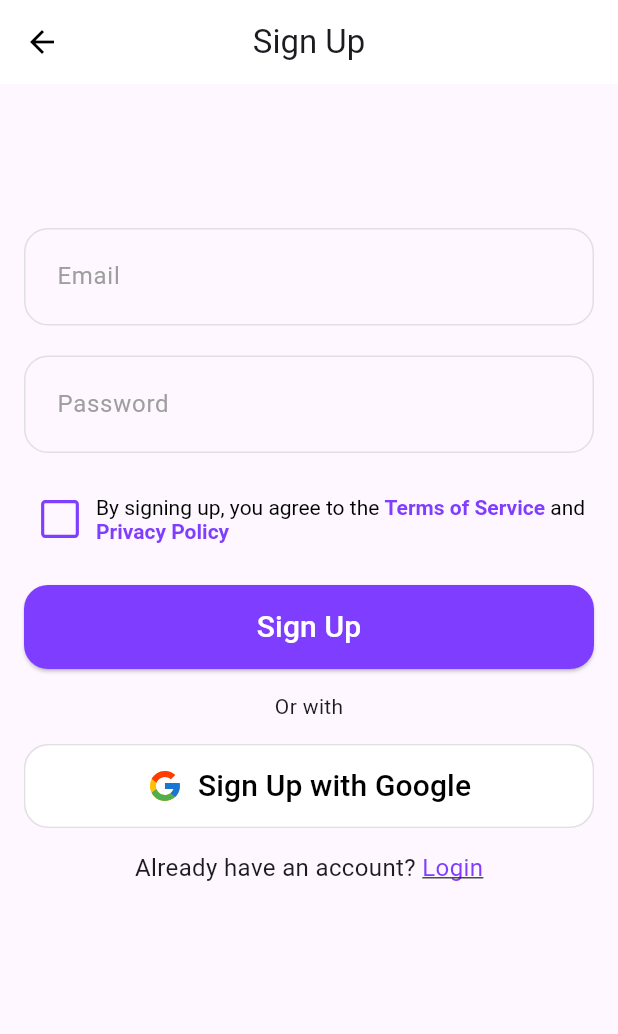
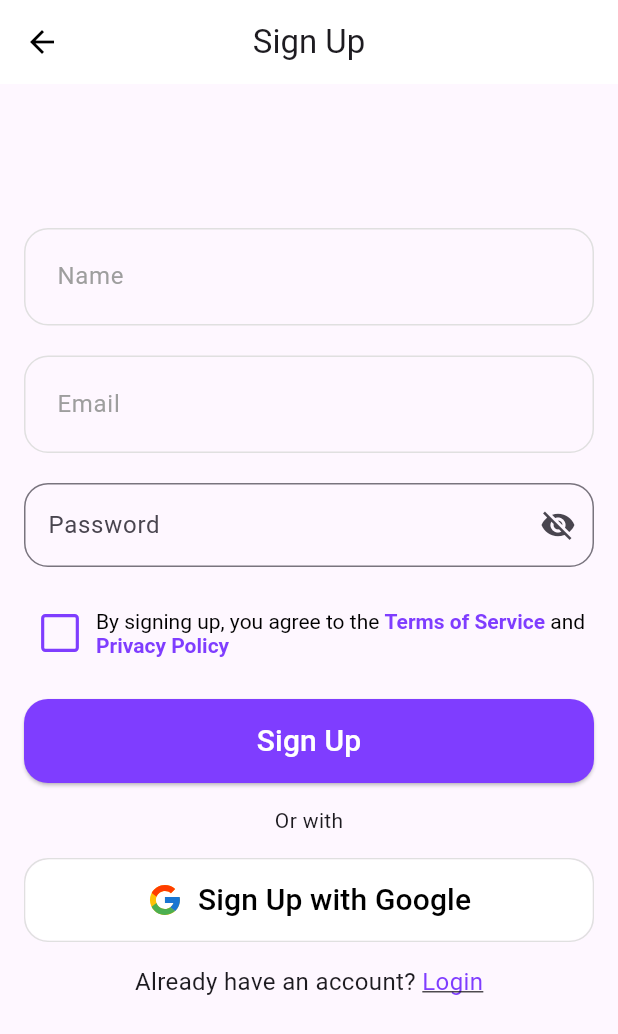
Before and after one commit to ssmaurya123/CipherSchools-Flutter-Assignment, a Flutter app: the SignUpScreen screen opened directly, on a phone screen of 412 x 824 dp. Shown: the top 1034 px of the screen. Run offline on Flutter 3.47's test engine with Material 3 defaults, Android fonts, the phone set to English and light mode, and no system bars; our stand-ins replace charts_flutter, cloud_firestore, firebase_auth, firebase_core, firebase_storage, flutter_slidable and 10 more; accounts and stored records are empty; network calls fail.

Commit message:
updated signup page  commit

```diff
--- a/lib/pages/signup_page.dart
+++ b/lib/pages/signup_page.dart
@@ -18,12 +18,13 @@ class SignUpScreen extends StatefulWidget {
 }
 
 class _SignUpScreenState extends State<SignUpScreen> {
+  TextEditingController nameController = TextEditingController();
   TextEditingController emailController = TextEditingController();
-
   TextEditingController passwordController = TextEditingController();
 
   bool isLoading = false;
   bool? isChecked;
+  bool isPasswordVisible = false;
 
   @override
   Widget build(BuildContext context) {
@@ -129,15 +130,36 @@ class _SignUpScreenState extends State<SignUpScreen> {
                 height: 80,
               ),
               MyTextField(
+                myController: nameController,
+                hintText: 'Name',
+                isPassword: false,
+              ),
+              const SizedBox(height: 20),
+              MyTextField(
                 myController: emailController,
                 hintText: 'Email',
                 isPassword: false,
               ),
               const SizedBox(height: 20),
-              MyTextField(
-                myController: passwordController,
-                hintText: 'Password',
-                isPassword: true,
+              TextField(
+                controller: passwordController,
+                obscureText: !isPasswordVisible,
+                decoration: InputDecoration(
+                  hintText: 'Password',
+                  suffixIcon: IconButton(
+                    icon: Icon(
+                      isPasswordVisible ? Icons.visibility : Icons.visibility_off,
+                    ),
+                    onPressed: () {
+                      setState(() {
+                        isPasswordVisible = !isPasswordVisible;
+                      });
+                    },
+                  ),
+                  border: OutlineInputBorder(
+                    borderRadius: BorderRadius.circular(16.0),
+                  ),
+                ),
               ),
               const SizedBox(height: 20),
               Row(
```
